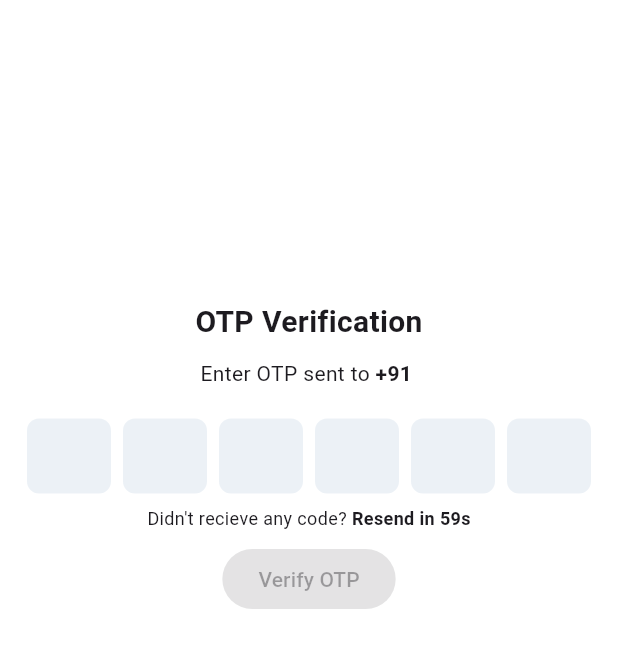
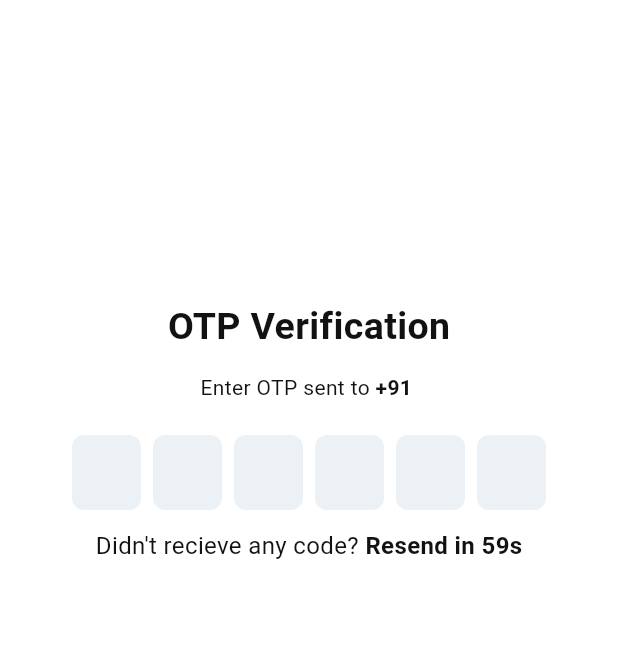
Before and after one commit to Mayuresh-G-Mhatre/public-bicycle-sharing-2, a Flutter app: the OtpScreen screen opened directly with empty values, on a phone screen of 412 x 824 dp. Shown: the top 648 px of the screen. Run offline on Flutter 3.47's test engine with Material 2 defaults, Android fonts, the phone set to English and light mode, and no system bars; drawn by our look-alikes of pinput; our stand-ins replace accordion, animated_text_kit, flutter_rating_bar, fluttertoast, geolocator, introduction_screen and 8 more; missing offline and left inert: flutter_osm_plugin, qr_code_scanner, slide_to_confirm; accounts and stored records are empty.

Commit message:
increased otp screen font size and spacing, fixed purple color bug, potentially fixed country code auto fill bug

```diff
--- a/lib/main.dart
+++ b/lib/main.dart
@@ -48,6 +48,9 @@ class _MyAppState extends State<MyApp> {
   }
 
   final ThemeData _lightTheme = ThemeData(
+    colorScheme: const ColorScheme.dark(
+      primary: Colors.blue,
+    ),
     useMaterial3: true,
     scaffoldBackgroundColor: Colors.white,
     brightness: Brightness.light,
@@ -57,6 +60,9 @@ class _MyAppState extends State<MyApp> {
   );
 
   final ThemeData _darkTheme = ThemeData(
+    colorScheme: const ColorScheme.light(
+      primary: Colors.blue,
+    ),
     useMaterial3: true,
     brightness: Brightness.dark,
     primaryColor: Colors.blue,
--- a/lib/screens/login/login.dart
+++ b/lib/screens/login/login.dart
@@ -118,10 +118,9 @@ class _LoginScreenState extends State<LoginScreen> {
     return Padding(
       padding: const EdgeInsets.fromLTRB(50, 0, 50, 0),
       child: PhoneFieldHint(
-
         inputFormatters: [
-        FilteringTextInputFormatter.deny(RegExp(r'^\+91\s*'))
-      ],
+          FilteringTextInputFormatter.deny(RegExp(r'^\+91\s*'))
+        ],
         autoFocus: true,
         controller: _phoneController,
         focusNode: inputNode,
@@ -131,6 +130,13 @@ class _LoginScreenState extends State<LoginScreen> {
           autofocus: true,
           focusNode: inputNode,
           controller: _phoneController,
+          onChanged: (value) {
+            if (_phoneController.text.length == 13) {
+              setState(() {
+                _phoneController.text = _phoneController.text[3];
+              });
+            }
+          },
           keyboardType: TextInputType.phone,
           decoration: const InputDecoration(
             labelText: 'Phone Number',
--- a/lib/screens/login/otp.dart
+++ b/lib/screens/login/otp.dart
@@ -73,9 +73,9 @@ class _OtpScreenState extends State<OtpScreen> {
     const errorColor = Colors.red;
     const fillColor = Color.fromRGBO(222, 231, 240, .57);
     final defaultPinTheme = PinTheme(
-      width: 56,
-      height: 60,
-      textStyle: const TextStyle(fontSize: 22, color: Color.fromRGBO(30, 60, 87, 1),),
+      width: 46,
+      height: 50,
+      textStyle: const TextStyle(fontSize: 20, color: Color.fromRGBO(30, 60, 87, 1),),
       decoration: BoxDecoration(
         color: fillColor,
         borderRadius: BorderRadius.circular(8),
@@ -89,9 +89,9 @@ class _OtpScreenState extends State<OtpScreen> {
             const SizedBox(height: 200),
             const Text(
               'OTP Verification',
-              style: TextStyle(fontWeight: FontWeight.bold, fontSize: 20.0),
+              style: TextStyle(fontWeight: FontWeight.bold, fontSize: 25.0),
             ),
-            const SizedBox(height: 10),
+            const SizedBox(height: 12),
             Row(
               mainAxisAlignment: MainAxisAlignment.center,
               children: [
@@ -104,7 +104,7 @@ class _OtpScreenState extends State<OtpScreen> {
                 ),
               ],
             ),
-            const SizedBox(height: 20.0),
+            const SizedBox(height: 22.0),
             SizedBox(
               height: 50,
               child: Pinput(
@@ -161,8 +161,8 @@ class _OtpScreenState extends State<OtpScreen> {
                 focusNode: otpFocusNode,
                 defaultPinTheme: defaultPinTheme,
                 focusedPinTheme: defaultPinTheme.copyWith(
-                  height: 44,
-                  width: 48,
+                  height: 58,
+                  width: 54,
                   decoration: defaultPinTheme.decoration!.copyWith(
                     border: Border.all(color: borderColor),
                   ),
@@ -195,19 +195,19 @@ class _OtpScreenState extends State<OtpScreen> {
             //     },
             //   ),
             // ),
-            const SizedBox(height: 8.0),
+            const SizedBox(height: 12.0),
             Row(
               mainAxisAlignment: MainAxisAlignment.center,
               children: [
                 const Text(
                   "Didn't recieve any code?",
-                  style: TextStyle(fontSize: 12.0),
+                  style: TextStyle(fontSize: 16.0),
                 ),
                 _seconds > 0
                     ? Text(
                         ' Resend in ${_seconds}s',
                         style: const TextStyle(
-                          fontSize: 12.0,
+                          fontSize: 16.0,
                           fontWeight: FontWeight.bold,
                         ),
                       )
@@ -221,12 +221,12 @@ class _OtpScreenState extends State<OtpScreen> {
                         },
                         child: const Text(
                           'Resend Code',
-                          style: TextStyle(fontSize: 12.0),
+                          style: TextStyle(fontSize: 16.0),
                         ),
                       )
               ],
             ),
-            const SizedBox(height: 8.0),
+            const SizedBox(height: 12.0),
             ElevatedButton(
               onPressed: otpFilled
                   ? () {
```
